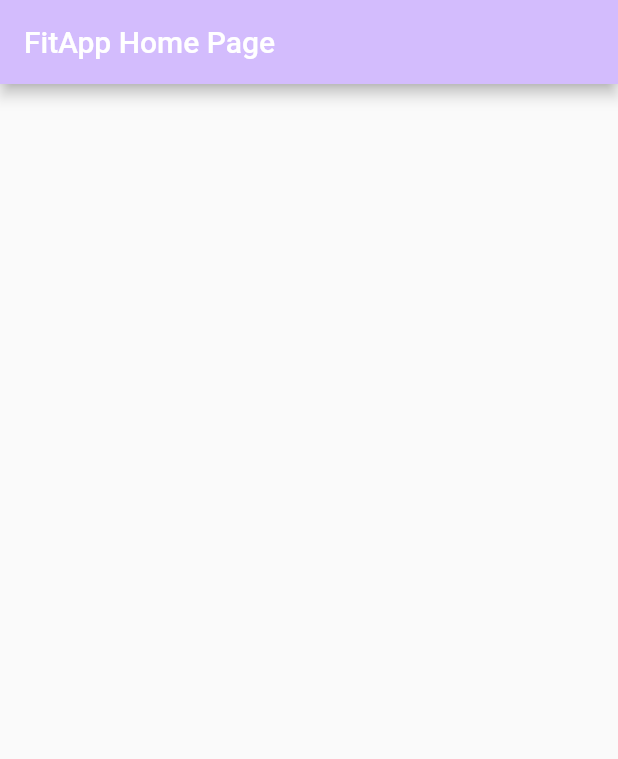
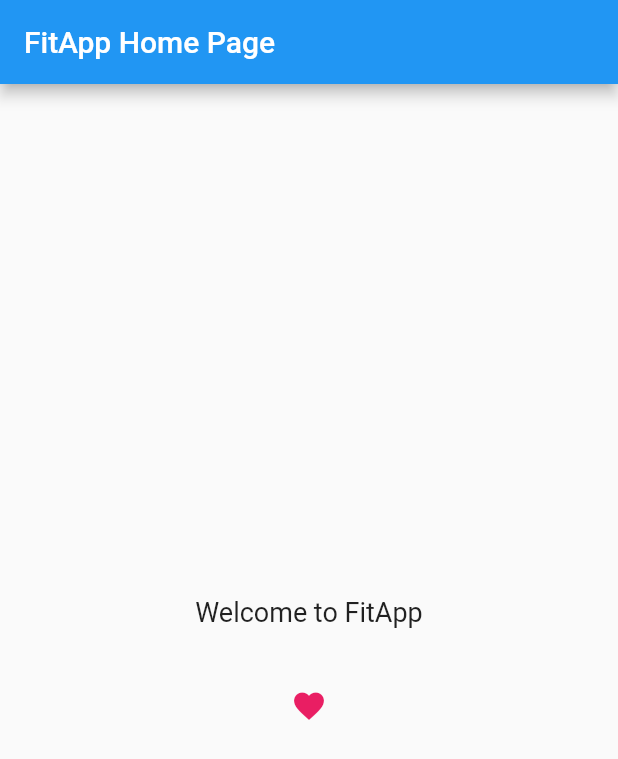
Before and after one commit to omarzairi/FitApp-UI, a Flutter app: the screen it shows after launch, on a phone screen of 412 x 824 dp. Shown: the top 759 px of the screen. Run offline on Flutter 3.47's test engine with Material 2 defaults, Android fonts, the phone set to English and light mode, and no system bars; Roboto replaces fonts that are missing (Montserrat).

```diff
--- a/lib/main.dart
+++ b/lib/main.dart
@@ -8,9 +8,14 @@ class MyApp extends StatelessWidget {
   @override
   Widget build(BuildContext context) {
     return MaterialApp(
+      debugShowCheckedModeBanner: false,
       title: 'FitApp',
       theme: ThemeData(
-        colorScheme: ColorScheme.fromSeed(seedColor: Colors.deepPurple),
+        primarySwatch: Colors.blue,
+        visualDensity: VisualDensity.adaptivePlatformDensity,
+        textTheme: TextTheme(
+          bodyText2: TextStyle(fontFamily: 'Montserrat', fontSize: 18),
+        ),
       ),
       home: MyHomePage(),
     );
@@ -22,14 +27,19 @@ class MyHomePage extends StatelessWidget {
   Widget build(BuildContext context) {
     return Scaffold(
       appBar: AppBar(
-        backgroundColor: Theme.of(context).colorScheme.inversePrimary,
         title: Text('FitApp Home Page'),
       ),
       body: Center(
         child: Column(
           mainAxisAlignment: MainAxisAlignment.center,
           children: <Widget>[
-           //content
+            Text(
+              'Welcome to FitApp',
+              style: Theme.of(context).textTheme.bodyText2,
+            ),
+            SizedBox(height: 20),
+            SizedBox(height: 20),
+            Icon(Icons.favorite, color: Colors.pink),
           ],
         ),
       ),
```
